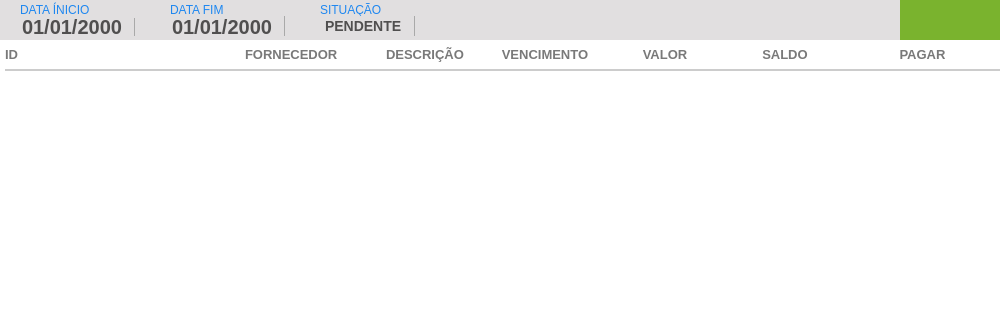
Above: controle_estoque/UI_Files/aPagar.ui from andrersp/controleEstoque before the change; both pictures show x 0 to 1000 and y 0 to 320 of the 1000 by 500 pixel window. Below: the same form after it.
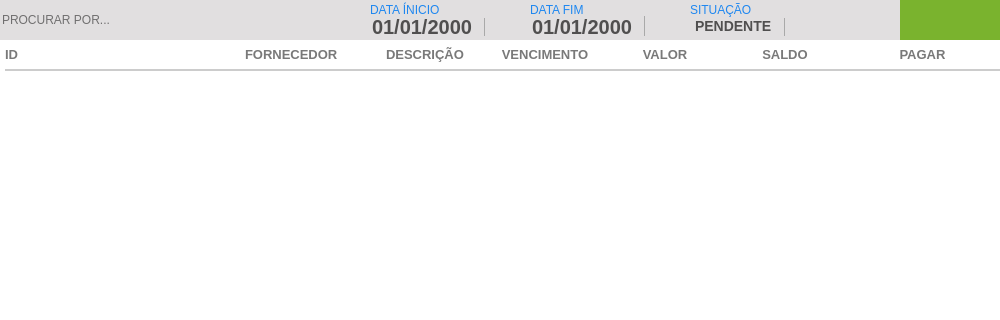
That is the form after the change. Icons and pictures are not drawn.

Commit message: impressão de Recibo, Compras e Vendas

What changed in the file:
```diff
--- a/controle_estoque/UI_Files/aPagar.ui
+++ b/controle_estoque/UI_Files/aPagar.ui
@@ -28,304 +28,6 @@
    <property name="frameShadow">
     <enum>QFrame::Raised</enum>
    </property>
-   <widget class="QFrame" name="fr_TopoMenuAPagar">
-    <property name="geometry">
-     <rect>
-      <x>0</x>
-      <y>0</y>
-      <width>1000</width>
-      <height>40</height>
-     </rect>
-    </property>
-    <property name="styleSheet">
-     <string notr="true">background:#E1DFE0;
-border: none;</string>
-    </property>
-    <widget class="QPushButton" name="bt_Busca">
-     <property name="geometry">
-      <rect>
-       <x>450</x>
-       <y>5</y>
-       <width>30</width>
-       <height>30</height>
-      </rect>
-     </property>
-     <property name="font">
-      <font>
-       <family>Arial</family>
-      </font>
-     </property>
-     <property name="cursor">
-      <cursorShape>PointingHandCursor</cursorShape>
-     </property>
-     <property name="focusPolicy">
-      <enum>Qt::NoFocus</enum>
-     </property>
-     <property name="contextMenuPolicy">
-      <enum>Qt::NoContextMenu</enum>
-     </property>
-     <property name="toolTip">
-      <string>BUSCAR</string>
-     </property>
-     <property name="styleSheet">
-      <string notr="true"/>
-     </property>
-     <property name="text">
-      <string/>
-     </property>
-    </widget>
-    <widget class="QPushButton" name="bt_Print">
-     <property name="geometry">
-      <rect>
-       <x>490</x>
-       <y>5</y>
-       <width>30</width>
-       <height>30</height>
-      </rect>
-     </property>
-     <property name="font">
-      <font>
-       <family>Arial</family>
-      </font>
-     </property>
-     <property name="cursor">
-      <cursorShape>PointingHandCursor</cursorShape>
-     </property>
-     <property name="focusPolicy">
-      <enum>Qt::NoFocus</enum>
-     </property>
-     <property name="contextMenuPolicy">
-      <enum>Qt::NoContextMenu</enum>
-     </property>
-     <property name="toolTip">
-      <string>IMPRIMIR</string>
-     </property>
-     <property name="text">
-      <string/>
-     </property>
-    </widget>
-    <widget class="QDateEdit" name="dt_Inicio">
-     <property name="geometry">
-      <rect>
-       <x>20</x>
-       <y>16</y>
-       <width>140</width>
-       <height>20</height>
-      </rect>
-     </property>
-     <property name="styleSheet">
-      <string notr="true">QDateEdit {
-background: #E1DFE0;
-border: none;
-font-family: &quot;Arial&quot;;
-font-size: 20px;
-font-weight: bold;
-color: rgb(80,79,79)
-}
-
- QDateEdit::drop-down {
-     subcontrol-origin: padding;
-     subcontrol-position: top right;
-     width: 25px;
-     border-left-width: 1px;
-     border-left-color: darkgray;
-     border-left-style: solid; /* just a single line */
-     border-top-right-radius: 3px; /* same radius as the QComboBox */
-     border-bottom-right-radius: 3px;
- }
-QDateEdit::down-arrow {
-     image: url("+self.resourcepath('Images/down.png')+");
- }</string>
-     </property>
-     <property name="displayFormat">
-      <string>dd/MM/yyyy</string>
-     </property>
-     <property name="calendarPopup">
-      <bool>true</bool>
-     </property>
-    </widget>
-    <widget class="QLabel" name="lb_FormVenda_27">
-     <property name="geometry">
-      <rect>
-       <x>20</x>
-       <y>2</y>
-       <width>120</width>
-       <height>16</height>
-      </rect>
-     </property>
-     <property name="styleSheet">
-      <string notr="true">QLabel{
-font-size: 12px;
-font-family: &quot;Arial Unicode MS&quot;;
-
-color:#1E87F0;
-border: none;
-}</string>
-     </property>
-     <property name="text">
-      <string>DATA ÍNICIO</string>
-     </property>
-    </widget>
-    <widget class="QLabel" name="lb_FormVenda_28">
-     <property name="geometry">
-      <rect>
-       <x>170</x>
-       <y>2</y>
-       <width>120</width>
-       <height>16</height>
-      </rect>
-     </property>
-     <property name="styleSheet">
-      <string notr="true">QLabel{
-font-size: 12px;
-font-family: &quot;Arial Unicode MS&quot;;
-
-color:#1E87F0;
-border: none;
-}</string>
-     </property>
-     <property name="text">
-      <string>DATA FIM</string>
-     </property>
-    </widget>
-    <widget class="QDateEdit" name="dt_Fim">
-     <property name="geometry">
-      <rect>
-       <x>170</x>
-       <y>16</y>
-       <width>140</width>
-       <height>20</height>
-      </rect>
-     </property>
-     <property name="styleSheet">
-      <string notr="true">QDateEdit {
-background: #E1DFE0;
-border: none;
-font-family: &quot;Arial&quot;;
-font-size: 20px;
-font-weight: bold;
-color: rgb(80,79,79)
-}
-
- QDateEdit::drop-down {
-     subcontrol-origin: padding;
-     subcontrol-position: top right;
-     width: 25px;
-     border-left-width: 1px;
-     border-left-color: darkgray;
-     border-left-style: solid; /* just a single line */
-     border-top-right-radius: 3px; /* same radius as the QComboBox */
-     border-bottom-right-radius: 3px;
- }
-QDateEdit::down-arrow {
-     image: url("+self.resourcepath('Images/down.png')+");
- }</string>
-     </property>
-     <property name="displayFormat">
-      <string>dd/MM/yyyy</string>
-     </property>
-     <property name="calendarPopup">
-      <bool>true</bool>
-     </property>
-    </widget>
-    <widget class="QLabel" name="lb_FormVenda_30">
-     <property name="geometry">
-      <rect>
-       <x>320</x>
-       <y>2</y>
-       <width>120</width>
-       <height>16</height>
-      </rect>
-     </property>
-     <property name="styleSheet">
-      <string notr="true">QLabel{
-font-size: 12px;
-font-family: &quot;Arial Unicode MS&quot;;
-
-color:#1E87F0;
-border: none;
-}</string>
-     </property>
-     <property name="text">
-      <string>SITUAÇÃO</string>
-     </property>
-    </widget>
-    <widget class="QComboBox" name="cb_Situacao">
-     <property name="geometry">
-      <rect>
-       <x>320</x>
-       <y>16</y>
-       <width>120</width>
-       <height>20</height>
-      </rect>
-     </property>
-     <property name="styleSheet">
-      <string notr="true">QComboBox{
-background: #E1DFE0;
-border: none;
-font-family: &quot;Arial&quot;;
-font-size: 14px;
-font-weight: bold;
-color: rgb(80,79,79)
-}
-
- QComboBox::drop-down {
-     subcontrol-origin: padding;
-     subcontrol-position: top right;
-     width: 25px;
-     border-left-width: 1px;
-     border-left-color: darkgray;
-     border-left-style: solid; /* just a single line */
-     border-top-right-radius: 3px; /* same radius as the QComboBox */
-     border-bottom-right-radius: 3px;
- }
-QComboBox::down-arrow {
-     image: url("+self.resourcepath('Images/down.png')+");
- }
-</string>
-     </property>
-     <item>
-      <property name="text">
-       <string>PENDENTE</string>
-      </property>
-     </item>
-     <item>
-      <property name="text">
-       <string>PAGO</string>
-      </property>
-     </item>
-    </widget>
-    <widget class="QPushButton" name="bt_AddConta">
-     <property name="geometry">
-      <rect>
-       <x>900</x>
-       <y>0</y>
-       <width>100</width>
-       <height>40</height>
-      </rect>
-     </property>
-     <property name="cursor">
-      <cursorShape>PointingHandCursor</cursorShape>
-     </property>
-     <property name="focusPolicy">
-      <enum>Qt::NoFocus</enum>
-     </property>
-     <property name="contextMenuPolicy">
-      <enum>Qt::ActionsContextMenu</enum>
-     </property>
-     <property name="styleSheet">
-      <string notr="true">QPushButton {
-background-color: #7AB32E;
- }
-QPushButton:hover{
-background-color: #40a286
-}</string>
-     </property>
-     <property name="text">
-      <string/>
-     </property>
-    </widget>
-   </widget>
    <widget class="QTableWidget" name="tb_APagar">
     <property name="geometry">
      <rect>
@@ -608,6 +310,328 @@
      </property>
     </column>
    </widget>
+   <widget class="QFrame" name="fr_TopoMenuAReceber">
+    <property name="geometry">
+     <rect>
+      <x>0</x>
+      <y>0</y>
+      <width>1000</width>
+      <height>40</height>
+     </rect>
+    </property>
+    <property name="styleSheet">
+     <string notr="true">background:#E1DFE0;
+border: none;</string>
+    </property>
+    <widget class="QPushButton" name="bt_Busca">
+     <property name="geometry">
+      <rect>
+       <x>820</x>
+       <y>5</y>
+       <width>30</width>
+       <height>30</height>
+      </rect>
+     </property>
+     <property name="font">
+      <font>
+       <family>Arial</family>
+      </font>
+     </property>
+     <property name="cursor">
+      <cursorShape>PointingHandCursor</cursorShape>
+     </property>
+     <property name="focusPolicy">
+      <enum>Qt::NoFocus</enum>
+     </property>
+     <property name="contextMenuPolicy">
+      <enum>Qt::NoContextMenu</enum>
+     </property>
+     <property name="toolTip">
+      <string>BUSCAR</string>
+     </property>
+     <property name="styleSheet">
+      <string notr="true"/>
+     </property>
+     <property name="text">
+      <string/>
+     </property>
+    </widget>
+    <widget class="QPushButton" name="bt_Print">
+     <property name="geometry">
+      <rect>
+       <x>860</x>
+       <y>5</y>
+       <width>30</width>
+       <height>30</height>
+      </rect>
+     </property>
+     <property name="font">
+      <font>
+       <family>Arial</family>
+      </font>
+     </property>
+     <property name="cursor">
+      <cursorShape>PointingHandCursor</cursorShape>
+     </property>
+     <property name="focusPolicy">
+      <enum>Qt::NoFocus</enum>
+     </property>
+     <property name="contextMenuPolicy">
+      <enum>Qt::NoContextMenu</enum>
+     </property>
+     <property name="toolTip">
+      <string>IMPRIMIR</string>
+     </property>
+     <property name="text">
+      <string/>
+     </property>
+    </widget>
+    <widget class="QDateEdit" name="dt_Inicio">
+     <property name="geometry">
+      <rect>
+       <x>370</x>
+       <y>16</y>
+       <width>140</width>
+       <height>20</height>
+      </rect>
+     </property>
+     <property name="styleSheet">
+      <string notr="true">QDateEdit {
+background: #E1DFE0;
+border: none;
+font-family: &quot;Arial&quot;;
+font-size: 20px;
+font-weight: bold;
+color: rgb(80,79,79)
+}
+ QDateEdit::drop-down {
+     subcontrol-origin: padding;
+     subcontrol-position: top right;
+     width: 25px;
+     border-left-width: 1px;
+     border-left-color: darkgray;
+     border-left-style: solid; /* just a single line */
+     border-top-right-radius: 3px; /* same radius as the QComboBox */
+     border-bottom-right-radius: 3px;
+ }
+QDateEdit::down-arrow {
+     image: url(&quot;+self.resourcepath('Images/down.png')+&quot;);
+ }</string>
+     </property>
+     <property name="displayFormat">
+      <string>dd/MM/yyyy</string>
+     </property>
+     <property name="calendarPopup">
+      <bool>true</bool>
+     </property>
+    </widget>
+    <widget class="QLabel" name="lb_FormVenda_25">
+     <property name="geometry">
+      <rect>
+       <x>370</x>
+       <y>2</y>
+       <width>120</width>
+       <height>16</height>
+      </rect>
+     </property>
+     <property name="styleSheet">
+      <string notr="true">QLabel{
+font-size: 12px;
+font-family: &quot;Arial Unicode MS&quot;;
+
+color:#1E87F0;
+border: none;
+}</string>
+     </property>
+     <property name="text">
+      <string>DATA ÍNICIO</string>
+     </property>
+    </widget>
+    <widget class="QLabel" name="lb_FormVenda_26">
+     <property name="geometry">
+      <rect>
+       <x>530</x>
+       <y>2</y>
+       <width>120</width>
+       <height>16</height>
+      </rect>
+     </property>
+     <property name="styleSheet">
+      <string notr="true">QLabel{
+font-size: 12px;
+font-family: &quot;Arial Unicode MS&quot;;
+
+color:#1E87F0;
+border: none;
+}</string>
+     </property>
+     <property name="text">
+      <string>DATA FIM</string>
+     </property>
+    </widget>
+    <widget class="QDateEdit" name="dt_Fim">
+     <property name="geometry">
+      <rect>
+       <x>530</x>
+       <y>16</y>
+       <width>140</width>
+       <height>20</height>
+      </rect>
+     </property>
+     <property name="styleSheet">
+      <string notr="true">QDateEdit {
+background: #E1DFE0;
+border: none;
+font-family: &quot;Arial&quot;;
+font-size: 20px;
+font-weight: bold;
+color: rgb(80,79,79)
+}
+ QDateEdit::drop-down {
+     subcontrol-origin: padding;
+     subcontrol-position: top right;
+     width: 25px;
+     border-left-width: 1px;
+     border-left-color: darkgray;
+     border-left-style: solid; /* just a single line */
+     border-top-right-radius: 3px; /* same radius as the QComboBox */
+     border-bottom-right-radius: 3px;
+ }
+QDateEdit::down-arrow {
+     image: url(&quot;+self.resourcepath('Images/down.png')+&quot;);
+ }</string>
+     </property>
+     <property name="displayFormat">
+      <string>dd/MM/yyyy</string>
+     </property>
+     <property name="calendarPopup">
+      <bool>true</bool>
+     </property>
+    </widget>
+    <widget class="QComboBox" name="cb_Situacao">
+     <property name="geometry">
+      <rect>
+       <x>690</x>
+       <y>16</y>
+       <width>120</width>
+       <height>20</height>
+      </rect>
+     </property>
+     <property name="styleSheet">
+      <string notr="true">QComboBox{
+background: #E1DFE0;
+border: none;
+font-family: &quot;Arial&quot;;
+font-size: 14px;
+font-weight: bold;
+color: rgb(80,79,79)
+}
+ QComboBox::drop-down {
+     subcontrol-origin: padding;
+     subcontrol-position: top right;
+     width: 25px;
+     border-left-width: 1px;
+     border-left-color: darkgray;
+     border-left-style: solid; /* just a single line */
+     border-top-right-radius: 3px; /* same radius as the QComboBox */
+     border-bottom-right-radius: 3px;
+ }
+QComboBox::down-arrow {
+     image: url(&quot;+self.resourcepath('Images/down.png')+&quot;);
+ }
+</string>
+     </property>
+     <item>
+      <property name="text">
+       <string>PENDENTE</string>
+      </property>
+     </item>
+     <item>
+      <property name="text">
+       <string>RECEBIDO</string>
+      </property>
+     </item>
+    </widget>
+    <widget class="QLabel" name="lb_FormVenda_29">
+     <property name="geometry">
+      <rect>
+       <x>690</x>
+       <y>2</y>
+       <width>120</width>
+       <height>16</height>
+      </rect>
+     </property>
+     <property name="styleSheet">
+      <string notr="true">QLabel{
+font-size: 12px;
+font-family: &quot;Arial Unicode MS&quot;;
+
+color:#1E87F0;
+border: none;
+}</string>
+     </property>
+     <property name="text">
+      <string>SITUAÇÃO</string>
+     </property>
+    </widget>
+    <widget class="QPushButton" name="bt_AddConta">
+     <property name="geometry">
+      <rect>
+       <x>900</x>
+       <y>0</y>
+       <width>100</width>
+       <height>40</height>
+      </rect>
+     </property>
+     <property name="cursor">
+      <cursorShape>PointingHandCursor</cursorShape>
+     </property>
+     <property name="focusPolicy">
+      <enum>Qt::NoFocus</enum>
+     </property>
+     <property name="contextMenuPolicy">
+      <enum>Qt::ActionsContextMenu</enum>
+     </property>
+     <property name="styleSheet">
+      <string notr="true">QPushButton {
+background-color: #7AB32E;
+ }
+QPushButton:hover{
+background-color: #40a286
+}</string>
+     </property>
+     <property name="text">
+      <string/>
+     </property>
+    </widget>
+    <widget class="QLineEdit" name="tx_Buscar">
+     <property name="geometry">
+      <rect>
+       <x>0</x>
+       <y>5</y>
+       <width>350</width>
+       <height>30</height>
+      </rect>
+     </property>
+     <property name="font">
+      <font>
+       <family>Arial</family>
+      </font>
+     </property>
+     <property name="focusPolicy">
+      <enum>Qt::ClickFocus</enum>
+     </property>
+     <property name="styleSheet">
+      <string notr="true">QLineEdit {
+color: #000
+}
+</string>
+     </property>
+     <property name="placeholderText">
+      <string>PROCURAR POR...</string>
+     </property>
+    </widget>
+   </widget>
   </widget>
  </widget>
  <resources/>
```
The commit also changes 31 other files.
